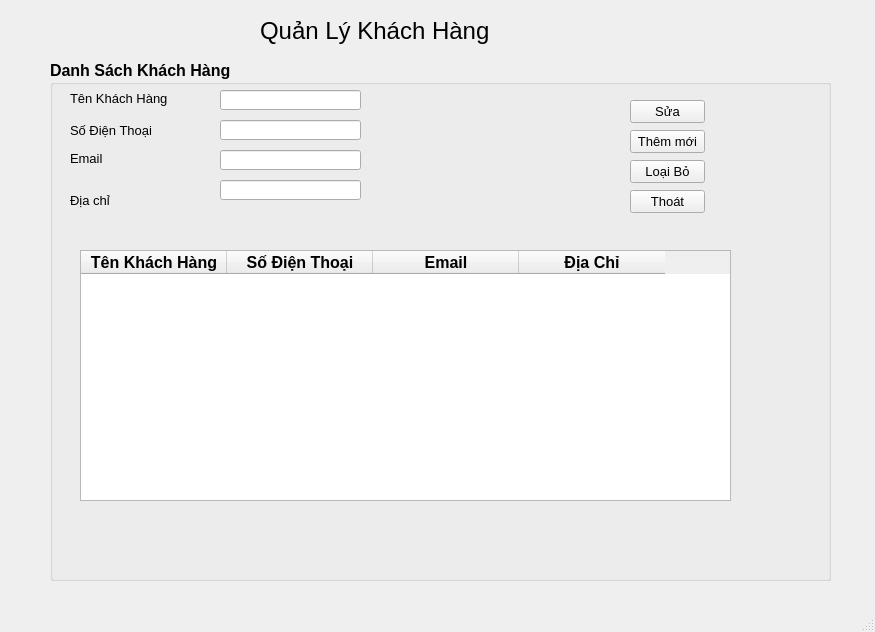
This is KhachHang.ui in Quan-ITTB/CDN as Qt 5 draws it before an edit. The edited form follows.
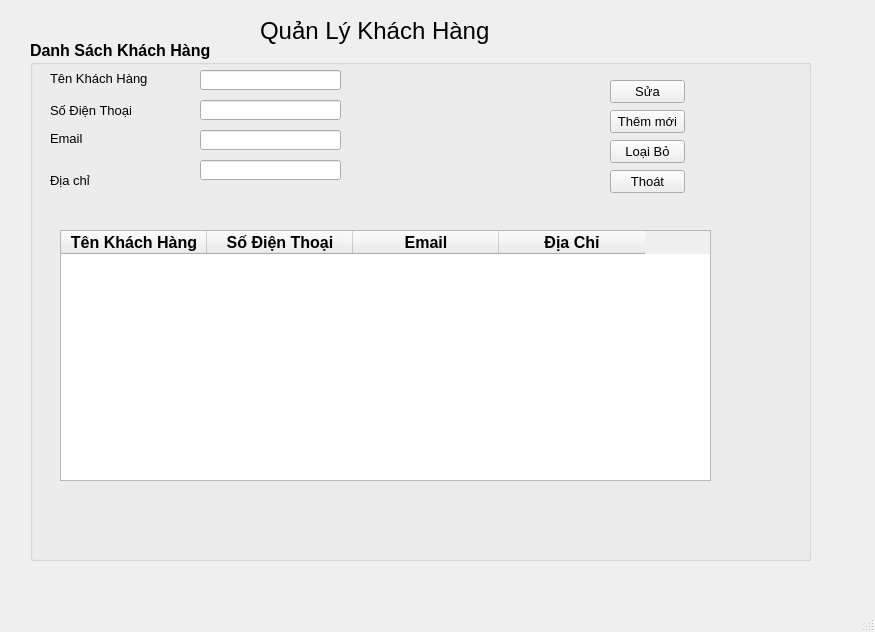
This is the edited form.

```diff
--- a/KhachHang.ui
+++ b/KhachHang.ui
@@ -17,8 +17,8 @@
    <widget class="QGroupBox" name="hoadobanhang_2">
     <property name="geometry">
      <rect>
-      <x>50</x>
-      <y>60</y>
+      <x>30</x>
+      <y>40</y>
       <width>781</width>
       <height>521</height>
      </rect>
```
Left out of the diff: 6 changed lines with no effect on the pictures.
